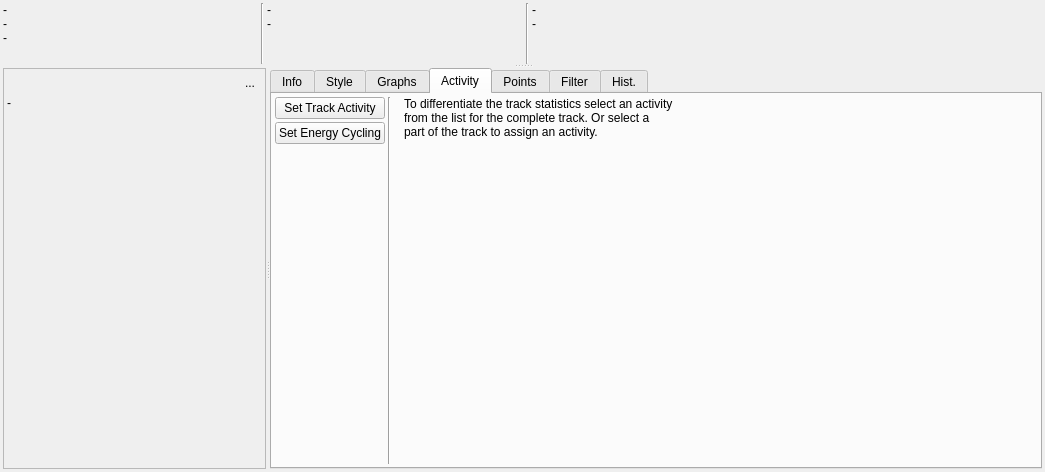
This is src/qmapshack/gis/trk/IDetailsTrk.ui in Maproom/qmapshack as Qt 5 draws it before an edit. The edited form follows.
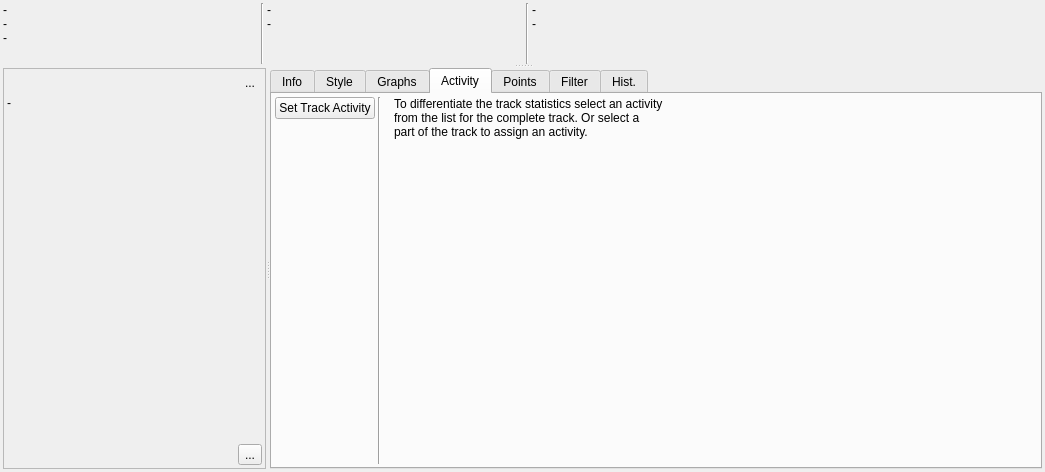
This is the edited form. The open tabs and pages were chosen to show the change. Icons and pictures are not drawn. Custom widgets are drawn as their Qt base class.

What changed in the file:
```diff
--- a/src/qmapshack/gis/trk/IDetailsTrk.ui
+++ b/src/qmapshack/gis/trk/IDetailsTrk.ui
@@ -380,6 +380,40 @@
           </property>
          </spacer>
         </item>
+        <item>
+         <layout class="QHBoxLayout" name="horizontalLayout_14">
+          <item>
+           <spacer name="horizontalSpacer_7">
+            <property name="orientation">
+             <enum>Qt::Horizontal</enum>
+            </property>
+            <property name="sizeHint" stdset="0">
+             <size>
+              <width>40</width>
+              <height>20</height>
+             </size>
+            </property>
+           </spacer>
+          </item>
+          <item>
+           <widget class="QToolButton" name="toolSetEnergyCycling">
+            <property name="text">
+             <string>...</string>
+            </property>
+            <property name="icon">
+             <iconset resource="../../resources.qrc">
+              <normaloff>:/icons/48x48/EnergyCycling.png</normaloff>:/icons/48x48/EnergyCycling.png</iconset>
+            </property>
+            <property name="iconSize">
+             <size>
+              <width>22</width>
+              <height>22</height>
+             </size>
+            </property>
+           </widget>
+          </item>
+         </layout>
+        </item>
        </layout>
       </widget>
       <widget class="QTabWidget" name="tabWidget">
@@ -1513,17 +1547,6 @@
              </property>
             </widget>
            </item>
-           <item>
-            <widget class="QPushButton" name="pushSetEnergyCycling">
-             <property name="text">
-              <string>Set Energy Cycling</string>
-             </property>
-             <property name="icon">
-              <iconset resource="../../resources.qrc">
-               <normaloff>:/icons/48x48/EnergyCycling.png</normaloff>:/icons/48x48/EnergyCycling.png</iconset>
-             </property>
-            </widget>
-           </item>
            <item>
             <spacer name="verticalSpacer_4">
              <property name="orientation">
```
Left out of the diff: 6 changed lines with no effect on the pictures.
